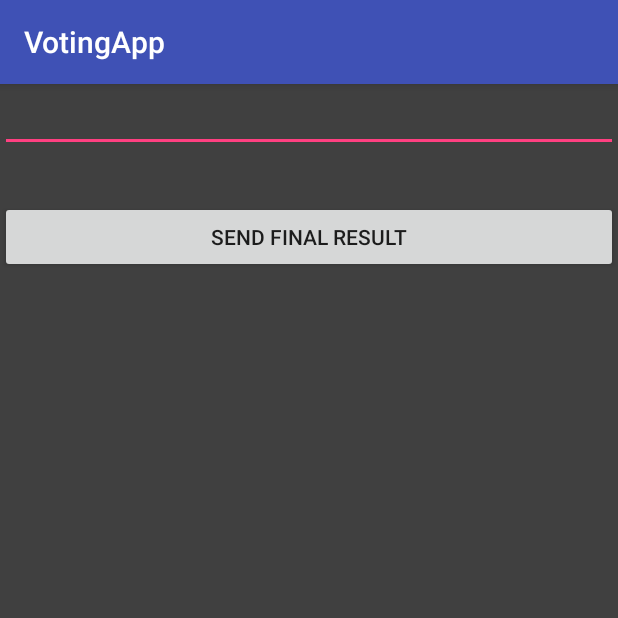
After one commit to mohamedbelhassen/VotingApp, an Android app: the ResultAct screen opened directly, with no data from a screen before it, on a phone screen of 412 x 824 dp, the top half of it. The commit adds this screen. Run offline under Robolectric (Android 15) with nearby library versions, the phone set to English and light mode, and no system bars.

Commit message:
Part 5: the entire code of the voting app of our course

```diff
--- a/app/src/main/java/tn/creativeteam/votingapp/ProfileAct.java
+++ b/app/src/main/java/tn/creativeteam/votingapp/ProfileAct.java
@@ -29,5 +29,11 @@ public class ProfileAct extends AppCompatActivity {
             Intent i= new Intent(this,VotingRate.class);
             startActivity(i);
         }
+
+        if(v.getId()==R.id.button5){
+            Intent i= new Intent(this,ResultAct.class);
+            startActivity(i);
+        }
+
     }
 }
--- /dev/null
+++ b/app/src/main/java/tn/creativeteam/votingapp/ResultAct.java
@@ -0,0 +1,50 @@
+package tn.creativeteam.votingapp;
+
+import android.database.Cursor;
+import android.database.sqlite.SQLiteDatabase;
+import android.support.v7.app.AppCompatActivity;
+import android.os.Bundle;
+import android.telephony.SmsManager;
+import android.view.View;
+import android.widget.EditText;
+import android.widget.Toast;
+
+public class ResultAct extends AppCompatActivity {
+
+    EditText et;
+
+    MyDb mdb;
+    SQLiteDatabase db;
+    @Override
+    protected void onCreate(Bundle savedInstanceState) {
+        super.onCreate(savedInstanceState);
+        setContentView(R.layout.activity_result);
+
+        et=(EditText)findViewById(R.id.etResult);
+
+    }
+
+    public void sendFR(View v) {
+        mdb=new MyDb(this);
+        db=mdb.getReadableDatabase();
+        Cursor cur=db.rawQuery("select * from stars",null);
+        cur.moveToFirst();
+        String msg=et.getText().toString()+"\n";
+
+        while(cur.isAfterLast()==false){
+            msg+=cur.getString(1)+" has got "+cur.getString(2)+ "\n";
+            cur.moveToNext();
+        }
+        Toast.makeText(this,"sms : "+msg,Toast.LENGTH_LONG).show();
+        Cursor cur2=db.rawQuery("select mobile from voting",null);
+        cur2.moveToFirst();
+        SmsManager manager=SmsManager.getDefault();
+        while (cur2.isAfterLast()==false){
+            Toast.makeText(this,"sms sent to : "+cur2.getString(0),Toast.LENGTH_SHORT).show();
+            //Please note that you have to test sending voting results on real Android device
+            //if you test it from the emulator the following instruction will crash since emulator did not have SIM card
+            manager.sendTextMessage(cur2.getString(0),null,msg,null,null);
+            cur2.moveToNext();
+        }
+    }
+}
--- /dev/null
+++ b/app/src/main/res/layout/activity_result.xml
@@ -0,0 +1,30 @@
+<?xml version="1.0" encoding="utf-8"?>
+<RelativeLayout xmlns:android="http://schemas.android.com/apk/res/android"
+    xmlns:app="http://schemas.android.com/apk/res-auto"
+    xmlns:tools="http://schemas.android.com/tools"
+    android:layout_width="match_parent"
+    android:layout_height="match_parent"
+    tools:context=".ResultAct"
+    android:background="#404040">
+
+    <EditText
+        android:id="@+id/etResult"
+        android:layout_width="match_parent"
+        android:layout_height="wrap_content"
+        android:ems="10"
+        android:textColor="#ffffff"
+        android:inputType="textPersonName"
+        android:layout_alignParentTop="true"
+        android:layout_alignParentLeft="true"
+        android:layout_alignParentStart="true"/>
+
+    <Button
+        android:id="@+id/button6"
+        android:layout_width="match_parent"
+        android:layout_height="wrap_content"
+        android:layout_alignParentTop="true"
+        android:layout_centerHorizontal="true"
+        android:layout_marginTop="78dp"
+        android:text="Send Final Result"
+        android:onClick="sendFR"/>
+</RelativeLayout>
```
Also changed, not shown: app/src/main/AndroidManifest.xml (+7 -5 lines), app/src/main/java/tn/creativeteam/votingapp/MainActivity.java (+22 -4 lines), app/src/main/res/layout/activity_profile.xml (+13 -0 lines).
